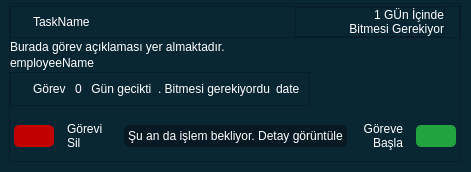
This is UI/ui_task_widget_late.ui in Hamza-Bayar-2/TaskJam as Qt 5 draws it before an edit. The edited form follows.
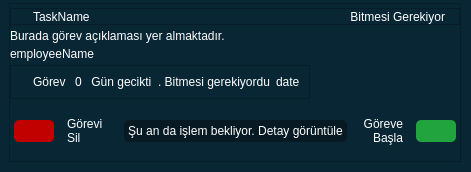
This is the edited form. Icons and pictures are not drawn.

The edit to the form file:
```diff
--- a/UI/ui_task_widget_late.ui
+++ b/UI/ui_task_widget_late.ui
@@ -146,40 +146,7 @@
           </widget>
          </item>
          <item>
-          <widget class="QFrame" name="header_right_frame">
-           <property name="maximumSize">
-            <size>
-             <width>150</width>
-             <height>16777215</height>
-            </size>
-           </property>
-           <property name="styleSheet">
-            <string notr="true"/>
-           </property>
-           <property name="frameShape">
-            <enum>QFrame::StyledPanel</enum>
-           </property>
-           <property name="frameShadow">
-            <enum>QFrame::Raised</enum>
-           </property>
-           <layout class="QVBoxLayout" name="verticalLayout_2">
-            <property name="spacing">
-             <number>0</number>
-            </property>
-            <property name="leftMargin">
-             <number>0</number>
-            </property>
-            <property name="topMargin">
-             <number>0</number>
-            </property>
-            <property name="rightMargin">
-             <number>0</number>
-            </property>
-            <property name="bottomMargin">
-             <number>0</number>
-            </property>
-            <item alignment="Qt::AlignRight">
-             <widget class="QLabel" name="last_day_result_label">
+          <widget class="QLabel" name="label_3">
               <property name="sizePolicy">
                <sizepolicy hsizetype="Maximum" vsizetype="Preferred">
                 <horstretch>0</horstretch>
@@ -187,25 +154,6 @@
                </sizepolicy>
               </property>
               <property name="text">
-               <string>1 GÜn İçinde</string>
-              </property>
-              <property name="alignment">
-               <set>Qt::AlignRight|Qt::AlignTrailing|Qt::AlignVCenter</set>
-              </property>
-             </widget>
-            </item>
-            <item alignment="Qt::AlignRight">
-             <widget class="QLabel" name="text_label">
-              <property name="sizePolicy">
-               <sizepolicy hsizetype="Maximum" vsizetype="Maximum">
-                <horstretch>0</horstretch>
-                <verstretch>0</verstretch>
-               </sizepolicy>
-              </property>
-              <property name="styleSheet">
-               <string notr="true">font: 9pt &quot;Montserrat&quot;;</string>
-              </property>
-              <property name="text">
                <string>Bitmesi Gerekiyor</string>
               </property>
               <property name="alignment">
@@ -213,9 +161,6 @@
               </property>
              </widget>
             </item>
-           </layout>
-          </widget>
-         </item>
          <item>
           <widget class="QLabel" name="label">
            <property name="sizePolicy">
```
Left out of the diff: 2 changed lines with no effect on the pictures. Lines whose indentation alone changed are shown as unchanged.
